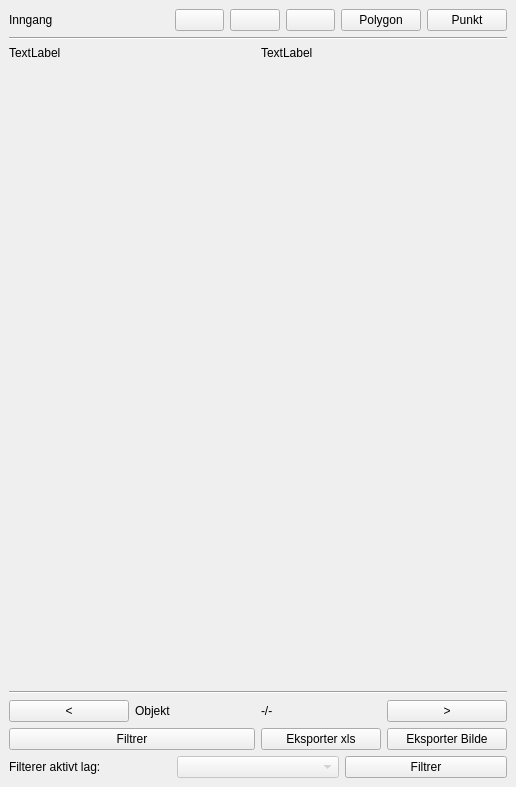
Above: ui/infoWidget.ui from KaspArno/Tilgjengelighet before the change. Below: the same form after it.
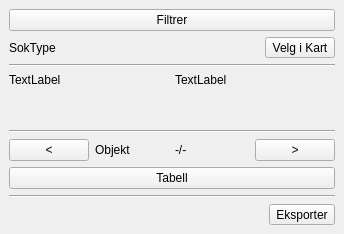
That is the form after the change.

Commit message: Endret på infoWidget, lagt ting i toolbuttons

Patch:
```diff
--- a/ui/infoWidget.ui
+++ b/ui/infoWidget.ui
@@ -6,8 +6,8 @@
    <rect>
     <x>0</x>
     <y>0</y>
-    <width>516</width>
-    <height>787</height>
+    <width>344</width>
+    <height>234</height>
    </rect>
   </property>
   <property name="windowTitle">
@@ -18,56 +18,33 @@
     <item>
      <layout class="QVBoxLayout" name="verticalLayout">
       <item>
-       <layout class="QHBoxLayout" name="horizontalLayout_6">
-        <item>
-         <widget class="QLabel" name="label_Inngang">
+       <widget class="QPushButton" name="pushButton_filtrer">
+        <property name="whatsThis">
+         <string>&lt;html&gt;&lt;head/&gt;&lt;body&gt;&lt;p&gt;&lt;span style=&quot; font-size:12pt;&quot;&gt;Åpner filtrerings vindu&lt;/span&gt;&lt;/p&gt;&lt;/body&gt;&lt;/html&gt;</string>
+        </property>
           <property name="text">
-           <string>Inngang</string>
+         <string>Filtrer</string>
           </property>
          </widget>
         </item>
         <item>
          <layout class="QHBoxLayout" name="horizontalLayout">
           <item>
-           <widget class="QPushButton" name="pushButton_rullestol">
+         <widget class="QLabel" name="label_typeSok">
             <property name="text">
-             <string/>
+           <string>SokType</string>
             </property>
            </widget>
           </item>
           <item>
-           <widget class="QPushButton" name="pushButton_elrullestol">
+         <widget class="QToolButton" name="toolButton_velgikart">
             <property name="text">
-             <string/>
-            </property>
-           </widget>
-          </item>
-          <item>
-           <widget class="QPushButton" name="pushButton_syn">
-            <property name="text">
-             <string/>
-            </property>
-           </widget>
-          </item>
-         </layout>
-        </item>
-        <item>
-         <layout class="QHBoxLayout" name="horizontalLayout_2">
-          <item>
-           <widget class="QPushButton" name="pushButton_polygon">
-            <property name="text">
-             <string>Polygon</string>
-            </property>
-           </widget>
-          </item>
-          <item>
-           <widget class="QPushButton" name="pushButton_punkt">
-            <property name="text">
-             <string>Punkt</string>
-            </property>
-           </widget>
-          </item>
-         </layout>
+           <string>Velg i Kart</string>
+          </property>
+          <property name="popupMode">
+           <enum>QToolButton::InstantPopup</enum>
+          </property>
+         </widget>
         </item>
        </layout>
       </item>
@@ -110,7 +87,7 @@
        </spacer>
       </item>
       <item>
-       <widget class="Line" name="line_2">
+       <widget class="Line" name="line_3">
         <property name="orientation">
          <enum>Qt::Horizontal</enum>
         </property>
@@ -149,81 +126,41 @@
        </layout>
       </item>
       <item>
-       <layout class="QHBoxLayout" name="horizontalLayout_8">
-        <item>
-         <layout class="QHBoxLayout" name="horizontalLayout_7">
-          <item>
-           <widget class="QPushButton" name="pushButton_filtrer">
-            <property name="whatsThis">
-             <string>&lt;html&gt;&lt;head/&gt;&lt;body&gt;&lt;p&gt;&lt;span style=&quot; font-size:12pt;&quot;&gt;Åpner filtrerings vindu&lt;/span&gt;&lt;/p&gt;&lt;/body&gt;&lt;/html&gt;</string>
-            </property>
+       <widget class="QPushButton" name="pushButton">
             <property name="text">
-             <string>Filtrer</string>
+         <string>Tabell</string>
             </property>
            </widget>
           </item>
-         </layout>
-        </item>
         <item>
-         <layout class="QHBoxLayout" name="horizontalLayout_3">
-          <item>
-           <widget class="QPushButton" name="pushButton_exporter">
-            <property name="whatsThis">
-             <string>&lt;html&gt;&lt;head/&gt;&lt;body&gt;&lt;p&gt;&lt;span style=&quot; font-size:12pt;&quot;&gt;Eksporter data&lt;/span&gt;&lt;/p&gt;&lt;/body&gt;&lt;/html&gt;</string>
-            </property>
-            <property name="text">
-             <string>Eksporter xls</string>
-            </property>
+       <widget class="Line" name="line_2">
+        <property name="orientation">
+         <enum>Qt::Horizontal</enum>
+        </property>
            </widget>
           </item>
           <item>
-           <widget class="QPushButton" name="pushButton_exporterBilde">
-            <property name="text">
-             <string>Eksporter Bilde</string>
-            </property>
-           </widget>
-          </item>
-         </layout>
-        </item>
-       </layout>
-      </item>
+       <layout class="QHBoxLayout" name="horizontalLayout_2">
       <item>
-       <layout class="QHBoxLayout" name="horizontalLayout_4">
-        <item>
-         <widget class="QLabel" name="label">
-          <property name="text">
-           <string>Filterer aktivt lag:</string>
+         <spacer name="horizontalSpacer">
+          <property name="orientation">
+           <enum>Qt::Horizontal</enum>
           </property>
-         </widget>
-        </item>
-        <item>
-         <widget class="QComboBox" name="comboBox_search_history">
-          <property name="enabled">
-           <bool>false</bool>
-          </property>
-          <property name="minimumSize">
+          <property name="sizeHint" stdset="0">
            <size>
-            <width>150</width>
-            <height>0</height>
+            <width>40</width>
+            <height>20</height>
            </size>
           </property>
-          <property name="whatsThis">
-           <string>&lt;html&gt;&lt;head/&gt;&lt;body&gt;&lt;p&gt;&lt;span style=&quot; font-size:12pt;&quot;&gt;Tidligere søk&lt;/span&gt;&lt;/p&gt;&lt;/body&gt;&lt;/html&gt;</string>
-          </property>
-          <item>
-           <property name="text">
-            <string/>
-           </property>
-          </item>
-         </widget>
-        </item>
+         </spacer>
+        </item>
         <item>
-         <widget class="QPushButton" name="pushButton_filtre_tidligere">
-          <property name="whatsThis">
-           <string>&lt;html&gt;&lt;head/&gt;&lt;body&gt;&lt;p&gt;&lt;span style=&quot; font-size:12pt;&quot;&gt;Åpner filtreringsvindu med innstillinger fra valgt lag&lt;/span&gt;&lt;/p&gt;&lt;/body&gt;&lt;/html&gt;</string>
-          </property>
+         <widget class="QToolButton" name="toolButton_eksporter">
           <property name="text">
-           <string>Filtrer</string>
+           <string>Eksporter</string>
+          </property>
+          <property name="popupMode">
+           <enum>QToolButton::InstantPopup</enum>
           </property>
          </widget>
         </item>
```
Lines whose indentation alone changed are shown as unchanged. The commit also changes 14 other files.
